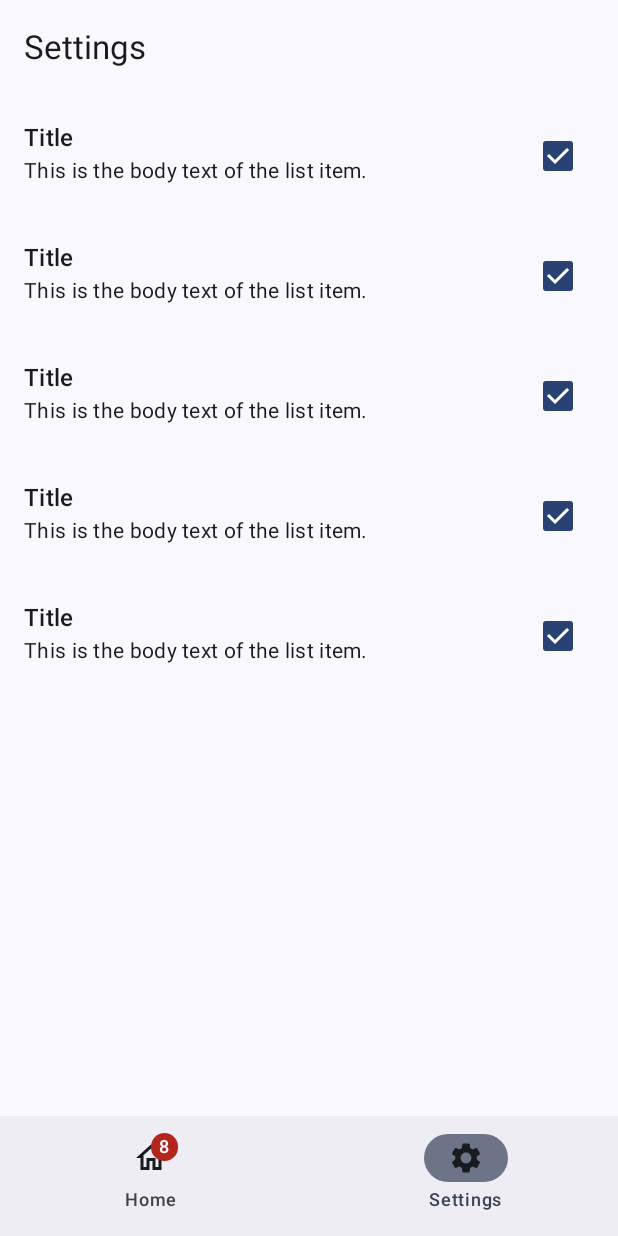
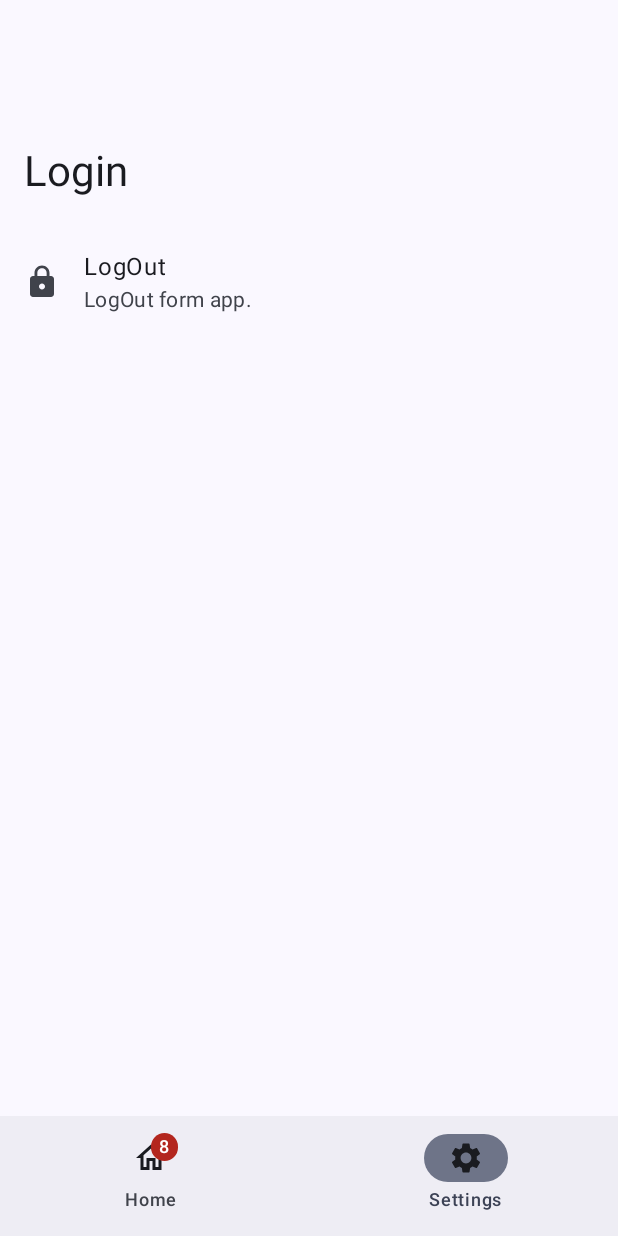
Before and after one commit to girish54321/JetPack-Todo-App, an Android app built with Jetpack Compose: the MainScreen screen opened through its navigation route, item 2 of the bottom bar chosen, on a phone screen of 412 x 824 dp. Run offline under Robolectric (Android 15) with nearby library versions, the phone set to English and light mode, and no system bars; our stand-ins replace Dagger/Hilt's generated code; 1 statement that could not run was skipped.

Commit message:
code lock

```diff
--- a/app/build.gradle.kts
+++ b/app/build.gradle.kts
@@ -105,4 +105,7 @@ dependencies {
     // For Proto DataStore
     implementation("androidx.datastore:datastore-core:1.1.1")
 
+    implementation("androidx.lifecycle:lifecycle-runtime-compose:2.7.0")
+
+
 }
--- a/app/src/main/java/com/example/resreqapp/Helper/AppHelper.kt
+++ b/app/src/main/java/com/example/resreqapp/Helper/AppHelper.kt
@@ -7,6 +7,7 @@ import androidx.navigation.NavGraph.Companion.findStartDestination
 sealed class Screen(val rout: String) {
     object LoginScreen: Screen("LoginScreen")
     object MainScreen: Screen("MainScreen")
+    object ToDoDetailsScreen: Screen("ToDoDetailsScreen")
 }
 
 fun NavController.navigateToSingleTop(route: String) {
--- a/app/src/main/java/com/example/resreqapp/Helper/DefultState.kt
+++ b/app/src/main/java/com/example/resreqapp/Helper/DefultState.kt
@@ -56,3 +56,7 @@ data class HomeScreenDefaultState(
     val errorMessage: ErrorMainBody? = null,
     val toDoList: List<Todo> = emptyList()
 )
+
+data class SettingsScreenDefaultState(
+    val showLogOutModal: Boolean = false,
+)
--- a/app/src/main/java/com/example/resreqapp/Screen/HomeScreen/HomeScreen.kt
+++ b/app/src/main/java/com/example/resreqapp/Screen/HomeScreen/HomeScreen.kt
@@ -1,21 +1,33 @@
 package com.example.resreqapp.Screen.HomeScreen
 
+import android.annotation.SuppressLint
+import android.util.Log
 import androidx.compose.foundation.layout.Column
 import androidx.compose.foundation.layout.PaddingValues
 import androidx.compose.foundation.layout.fillMaxWidth
 import androidx.compose.foundation.layout.padding
+import androidx.compose.foundation.lazy.LazyColumn
+import androidx.compose.material.icons.Icons
+import androidx.compose.material.icons.automirrored.filled.ArrowBack
+import androidx.compose.material.icons.filled.Menu
 import androidx.compose.material3.Button
 import androidx.compose.material3.ExperimentalMaterial3Api
+import androidx.compose.material3.Icon
+import androidx.compose.material3.IconButton
 import androidx.compose.material3.Scaffold
 import androidx.compose.material3.Text
 import androidx.compose.material3.TopAppBar
 import androidx.compose.runtime.Composable
+import androidx.compose.runtime.collectAsState
 import androidx.compose.ui.Modifier
 import androidx.hilt.navigation.compose.hiltViewModel
+import androidx.lifecycle.compose.LocalLifecycleOwner
 import androidx.navigation.NavHostController
-import com.example.resreqapp.ViewModals.AuthViewModal
+import com.example.resreqapp.Helper.Screen
 import com.example.resreqapp.ViewModals.HomeScreenViewModal
+import com.example.resreqapp.Views.ToDoItem
 
+@SuppressLint("StateFlowValueCalledInComposition")
 @OptIn(ExperimentalMaterial3Api::class)
 @Composable
 fun HomeScreen (
@@ -23,22 +35,26 @@ fun HomeScreen (
     paddingValues: PaddingValues
 ) {
     val authViewModal = hiltViewModel<HomeScreenViewModal>()
-
-
+    val appViewModalValue = authViewModal.homeScreenState.collectAsState().value
 
     Scaffold(
         topBar = {
-            TopAppBar(title = { Text(text = "Home") })
+            TopAppBar(title = { Text(text = "Home test") },)
         }
     ) {
-        Column(
-            modifier = Modifier
-               .fillMaxWidth()
-               .padding(it)
-        ) {
-            Button(onClick = { authViewModal.toTestAuth() }) {
-                Text("Filled")
+            LazyColumn(modifier = Modifier
+                .fillMaxWidth()
+                .padding(it)) {
+                items(appViewModalValue.toDoList.size) { index ->
+                    val item = authViewModal.homeScreenState.value.toDoList[index]
+                    Log.e("Home Screen", "Item render")
+                    ToDoItem(
+                        title = item.title?: "",
+                        body =  item.body?: "",
+                        isChecked = true,
+                        onCheckedChange = {}
+                    )
+                }
             }
-        }
     }
 }
--- a/app/src/main/java/com/example/resreqapp/Screen/SettingsScreen/SettingsScreen.kt
+++ b/app/src/main/java/com/example/resreqapp/Screen/SettingsScreen/SettingsScreen.kt
@@ -1,34 +1,48 @@
 package com.example.resreqapp.Screen.SettingsScreen
 
+import androidx.compose.foundation.clickable
 import androidx.compose.foundation.layout.Column
 import androidx.compose.foundation.layout.PaddingValues
 import androidx.compose.foundation.layout.fillMaxWidth
 import androidx.compose.foundation.layout.padding
 import androidx.compose.foundation.lazy.LazyColumn
+import androidx.compose.material.icons.Icons
+import androidx.compose.material.icons.filled.Favorite
+import androidx.compose.material.icons.filled.Lock
+import androidx.compose.material3.AlertDialog
 import androidx.compose.material3.ExperimentalMaterial3Api
+import androidx.compose.material3.Icon
+import androidx.compose.material3.LargeTopAppBar
+import androidx.compose.material3.ListItem
 import androidx.compose.material3.Scaffold
 import androidx.compose.material3.Text
+import androidx.compose.material3.TextButton
 import androidx.compose.material3.TopAppBar
 import androidx.compose.runtime.Composable
+import androidx.compose.runtime.collectAsState
+import androidx.compose.runtime.mutableStateOf
+import androidx.compose.runtime.remember
 import androidx.compose.ui.Modifier
 import androidx.compose.ui.tooling.preview.Preview
 import androidx.hilt.navigation.compose.hiltViewModel
 import androidx.navigation.NavHostController
 import com.example.resreqapp.ViewModals.AuthViewModal
 import com.example.resreqapp.ViewModals.HomeScreenViewModal
+import com.example.resreqapp.ViewModals.SettingsScreenViewModal
 import com.example.resreqapp.Views.ToDoItem
 
 @OptIn(ExperimentalMaterial3Api::class)
 @Composable
 fun SettingsScreen (
-//    navController: NavHostController,
-//    paddingValues: PaddingValues
 ) {
-    val homeViewModal = hiltViewModel<HomeScreenViewModal>()
+    val settingViewModal = hiltViewModel<SettingsScreenViewModal>()
+    val appViewModal = settingViewModal.settingScreenState.collectAsState().value
 
     Scaffold(
         topBar = {
-            TopAppBar(title = { Text(text = "Settings") })
+            LargeTopAppBar(
+                title = { Text("Login") },
+            )
         }
     ) {
         Column(
@@ -36,16 +50,44 @@ fun SettingsScreen (
                 .fillMaxWidth()
                 .padding(it)
         ) {
-            LazyColumn {
-                items(5) { index ->
-                    ToDoItem(
-                        title = "Title",
-                        body = "This is the body text of the list item.",
-                        isChecked = true,
-                        onCheckedChange = {}
+            if(appViewModal.showLogOutModal) {
+                AlertDialog(
+                    onDismissRequest = {
+                       settingViewModal.closeLogoutModal()
+                    },
+                    icon = { Icon(Icons.Filled.Lock, contentDescription = null) },
+                    title = { Text(text = "Logout!") },
+                    text = {
+                        Text(
+                            "Are you sure you?"
+                        )
+                    },
+                    confirmButton = {
+                        TextButton(onClick = {
+                            settingViewModal.logout()
+                        }) { Text("Yes") }
+                    },
+                    dismissButton = {
+                        TextButton(onClick = {
+                            settingViewModal.closeLogoutModal()
+                        }) { Text("No") }
+                    }
+                )
+            }
+            ListItem(
+                modifier = Modifier
+                    .clickable { settingViewModal.openLogoutModal() },
+                headlineContent = { Text("LogOut") },
+                supportingContent = { Text("LogOut form app.") },
+
+                leadingContent = {
+                    Icon(
+                        Icons.Filled.Lock,
+                        contentDescription = "Localized description",
                     )
                 }
-            }
+            )
+
         }
     }
 }
--- a/app/src/main/java/com/example/resreqapp/ViewModals/HomeScreenViewModal.kt
+++ b/app/src/main/java/com/example/resreqapp/ViewModals/HomeScreenViewModal.kt
@@ -3,6 +3,7 @@ package com.example.resreqapp.ViewModals
 import AuthDefaultState
 import HomeScreenDefaultState
 import android.util.Log
+import androidx.compose.ui.text.font.createFontFamilyResolver
 import androidx.lifecycle.ViewModel
 import com.example.mytodoandroid.helper.Resource
 import com.example.resreqapp.DataType.RemortData.ToDoResponse
@@ -28,7 +29,11 @@ class HomeScreenViewModal (
     private val _appViewModal = MutableStateFlow(HomeScreenDefaultState())
     val homeScreenState = _appViewModal.asStateFlow()
 
-    fun toTestAuth (){
+    init {
+        getUserToDo()
+    }
+
+    private fun getUserToDo (){
         CoroutineScope(Dispatchers.IO).launch {
             authRepository.getUserToDos(
             ).collectLatest {
@@ -43,10 +48,12 @@ class HomeScreenViewModal (
                             override fun onResponse(call: Call<ToDoResponse>, response: Response<ToDoResponse>) {
                                 if (response.isSuccessful) {
                                     _appViewModal.update {
-                                        it.copy(
-                                            isLoading = false,
-                                            toDoList = it.toDoList?: emptyList()
-                                        )
+                                        response.body()?.todo?.let { it1 ->
+                                            it.copy(
+                                                isLoading = false,
+                                                toDoList = it1
+                                            )
+                                        }!!
                                     }
                                 } else {
                                     if (response.code() == 401){
--- /dev/null
+++ b/app/src/main/java/com/example/resreqapp/ViewModals/SettingsScreenViewModal.kt
@@ -0,0 +1,62 @@
+package com.example.resreqapp.ViewModals
+
+import AuthDefaultState
+import HomeScreenDefaultState
+import SettingsScreenDefaultState
+import android.util.Log
+import androidx.compose.ui.text.font.createFontFamilyResolver
+import androidx.lifecycle.ViewModel
+import com.example.mytodoandroid.helper.Resource
+import com.example.resreqapp.DataType.RemortData.ToDoResponse
+import com.example.resreqapp.DataType.RemortData.parseError
+import com.example.resreqapp.Domain.Repository.HomeScreenRepository
+import com.example.resreqapp.Graph
+import hoods.com.quotesyt.utils.PerferenceDatastore
+import kotlinx.coroutines.CoroutineScope
+import kotlinx.coroutines.Dispatchers
+import kotlinx.coroutines.flow.MutableStateFlow
+import kotlinx.coroutines.flow.asStateFlow
+import kotlinx.coroutines.flow.collectLatest
+import kotlinx.coroutines.flow.update
+import kotlinx.coroutines.launch
+import retrofit2.Call
+import retrofit2.Callback
+import retrofit2.Response
+
+class SettingsScreenViewModal (
+    private val perf: PerferenceDatastore = Graph.dataSource,
+) : ViewModel() {
+    private val _appViewModal = MutableStateFlow(SettingsScreenDefaultState())
+    val settingScreenState = _appViewModal.asStateFlow()
+
+    fun openLogoutModal() {
+        _appViewModal.update {
+            it.copy(showLogOutModal = true)
+        }
+    }
+
+    fun logout() {
+        CoroutineScope(Dispatchers.IO).launch {
+            perf.removeToken()
+//            appViewModal.update {
+//                it.copy(
+//                    isLoggedIn = false
+//                )
+//            }
+        }
+        closeLogoutModal()
+        // navigate to login screen or reset state to default state (clear all user data)
+        // for example:
+        // _appViewModal.update { it.copy(userEmail = null, userPassword = null) }
+        // _appViewModal.update { it.copy(isLoading = false, isError = false, errorMessage = null) }
+        // _appViewModal.update { it.copy(bottomNavItems = defaultBottomNavItems) }
+        // _appViewModal.update { it.copy(toDoList = emptyList()) }
+        // _appViewModal.update { it.copy(showLogOutModal = false) }
+    }
+
+    fun closeLogoutModal() {
+        _appViewModal.update {
+            it.copy(showLogOutModal = false)
+        }
+    }
+}
--- a/app/src/main/java/com/example/resreqapp/Views/AppNavigation.kt
+++ b/app/src/main/java/com/example/resreqapp/Views/AppNavigation.kt
@@ -9,6 +9,7 @@ import androidx.navigation.compose.rememberNavController
 import com.example.resreqapp.Helper.Screen
 import com.example.resreqapp.Screen.Auth.LoginScreen
 import com.example.resreqapp.Screen.MainScreen.MainScreen
+import com.example.resreqapp.Screen.SettingsScreen.SettingsScreen
 import com.example.resreqapp.ViewModals.AuthViewModal
 
 @Composable
@@ -28,7 +29,9 @@ fun AppNavigation() {
         composable(Screen.MainScreen.rout) {
             MainScreen(authViewModal, navController)
         }
-
+        composable(Screen.ToDoDetailsScreen.rout){
+            SettingsScreen()
+        }
     }
 
 }
--- a/app/src/main/java/com/example/resreqapp/Views/ToDoItem.kt
+++ b/app/src/main/java/com/example/resreqapp/Views/ToDoItem.kt
@@ -25,6 +25,10 @@ fun ToDoItem(
             .fillMaxWidth()
             .padding(16.dp),
     ) {
+        Checkbox(
+            checked = isChecked,
+            onCheckedChange = onCheckedChange
+        )
         Column(
             modifier = Modifier.weight(1f)
         ) {
```
Also changed, not shown: app/src/main/java/com/example/resreqapp/Views/AppBackButton.kt (added, +18 -0 lines).
